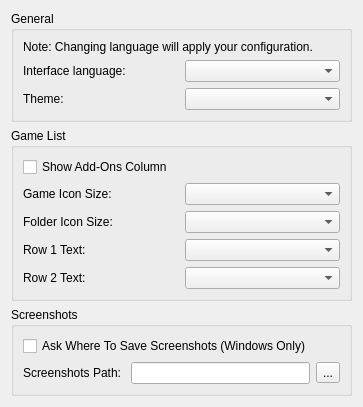
Old version of the form src/yuzu/configuration/configure_ui.ui in the repository QuantumGhost/yuzu.
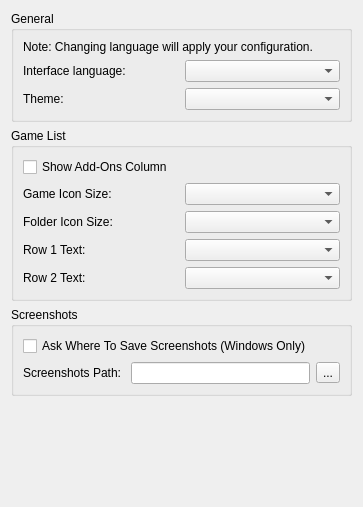
New version of the form.

```diff
--- a/src/yuzu/configuration/configure_ui.ui
+++ b/src/yuzu/configuration/configure_ui.ui
@@ -7,7 +7,7 @@
     <x>0</x>
     <y>0</y>
     <width>363</width>
-    <height>391</height>
+    <height>507</height>
    </rect>
   </property>
   <property name="windowTitle">
```
Left out of the diff: 3 changed lines with no effect on the pictures.
